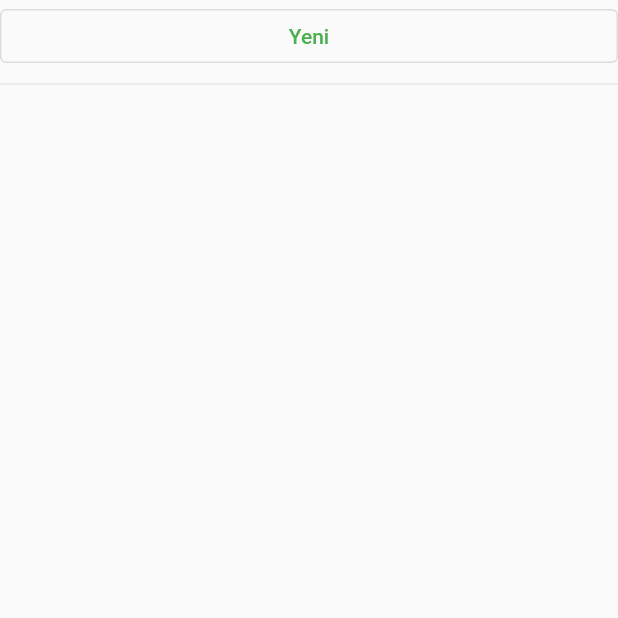
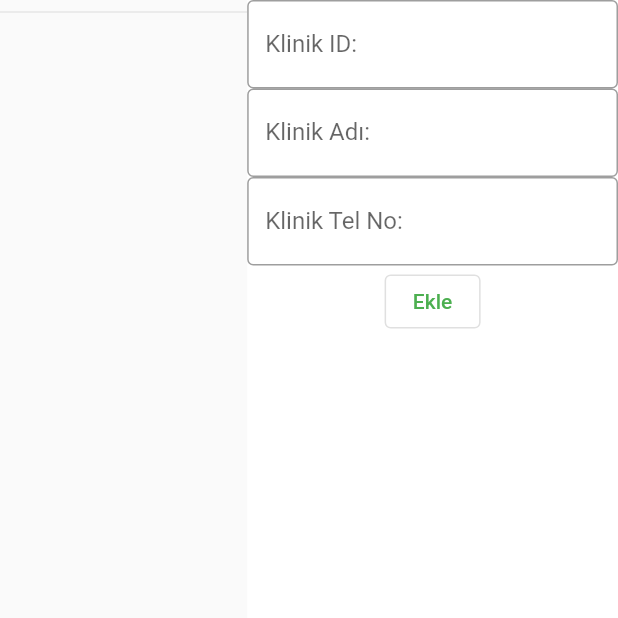
Before and after one commit to malibayram/sifa-poliklinigi, a Flutter app: the KlinikTab screen opened directly, on a phone screen of 412 x 824 dp, the top half of it. Run offline on Flutter 3.47's test engine with Material 2 defaults, Android fonts, the phone set to English and light mode, and no system bars; our stand-ins replace cloud_firestore, firebase_auth, firebase_core, fluttertoast, hive, hive_flutter; accounts and stored records are empty.

Commit message:
Update klinik_tab.dart

```diff
--- a/poliklinik/lib/pages/admin_tabs/klinik_tab.dart
+++ b/poliklinik/lib/pages/admin_tabs/klinik_tab.dart
@@ -1,26 +1,90 @@
 import 'package:cloud_firestore/cloud_firestore.dart';
+import 'package:flutter/cupertino.dart';
 import 'package:flutter/material.dart';
 
 class KlinikTab extends StatelessWidget {
+  final _colRef = FirebaseFirestore.instance.collection('klinikler');
   @override
   Widget build(BuildContext context) {
     return StreamBuilder<QuerySnapshot>(
       stream: FirebaseFirestore.instance.collection('klinikler').snapshots(),
       builder: (context, snapshot) {
         if (snapshot.hasData) {
+          // ignore: unused_local_variable
           List<DocumentSnapshot> personeller = snapshot.data!.docs;
+          // ignore: unused_local_variable
+          Size screenSize = MediaQuery.of(context).size;
 
-          return ListView(
+          return Scaffold(
+            body: Row(
               children: [
-              OutlinedButton(onPressed: () {}, child: Text("Yeni")),
+                Expanded(
+                  flex: 2,
+                  child: LayoutBuilder(
+                    builder: (context, constraints) => Container(
+                      child: ListView(
+                        children: [
                           Divider(),
                           for (DocumentSnapshot ds in personeller)
                             Card(
                               child: ListTile(
                                 title: Text("${(ds.data() as Map)}"),
+                                trailing: IconButton(
+                                  icon: Icon(Icons.delete),
+                                  color: Colors.red,
+                                  onPressed: () {
+                                    _colRef.doc(ds.id).delete();
+                                  },
+                                ),
                               ),
                             ),
                         ],
+                      ),
+                    ),
+                  ),
+                ),
+                Expanded(
+                    flex: 3,
+                    child: LayoutBuilder(
+                      builder: (context, constraints) => Container(
+                        color: Colors.white,
+                        child: Column(
+                          children: [
+                            Center(),
+                            TextField(
+                              decoration: InputDecoration(
+                                border: OutlineInputBorder(),
+                                labelText: "Klinik ID:",
+                              ),
+                            ),
+                            TextField(
+                              decoration: InputDecoration(
+                                border: OutlineInputBorder(),
+                                labelText: "Klinik Adı:",
+                              ),
+                            ),
+                            TextField(
+                              decoration: InputDecoration(
+                                border: OutlineInputBorder(),
+                                labelText: "Klinik Tel No:",
+                              ),
+                            ),
+                            OutlinedButton(
+                              onPressed: () {
+                                _colRef.add({
+                                  'Klinik ID': "001",
+                                  'Klinik Adı': "Göz",
+                                  'Klinik Tel No': "02122121212",
+                                });
+                              },
+                              child: Text("Ekle"),
+                            ),
+                          ],
+                        ),
+                      ),
+                    )),
+              ],
+            ),
           );
         } else
           return Center(child: CircularProgressIndicator());
```
Lines whose indentation alone changed are shown as unchanged.
